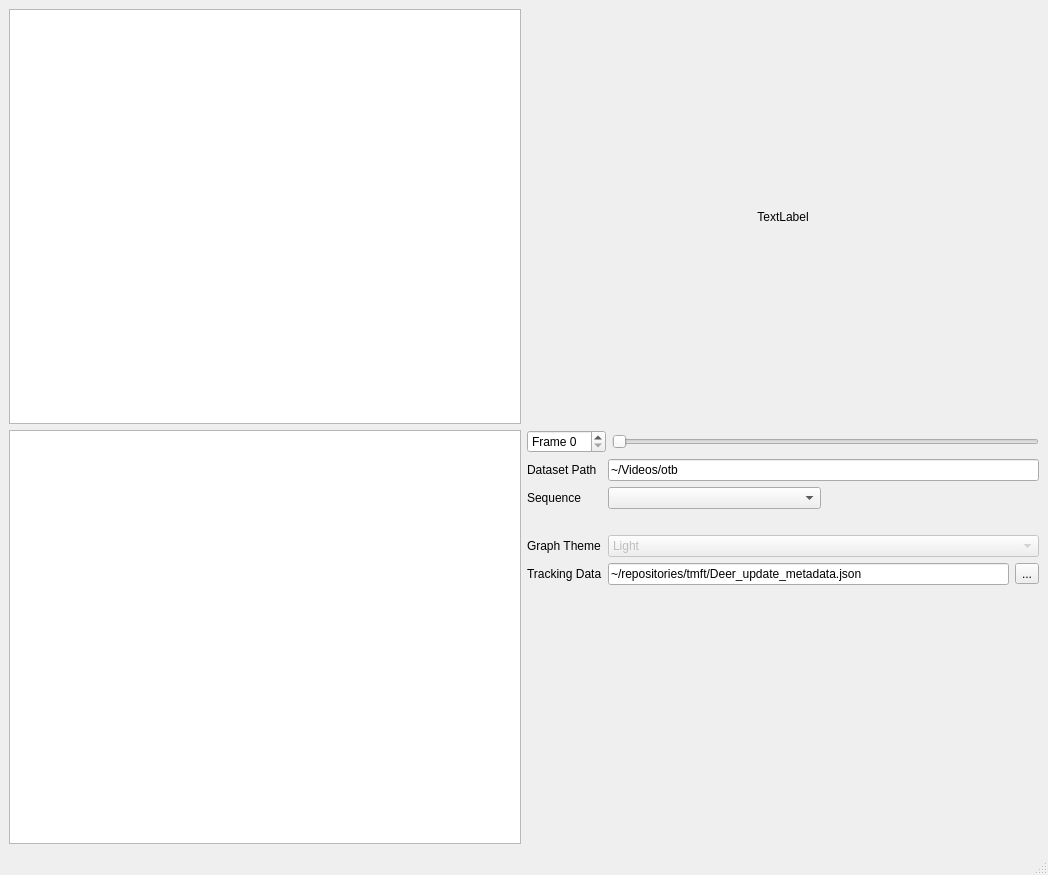
Above: tracking-analyzer/gui/main_window.ui from brobeson/tracking-analyzer before the change. Below: the same form after it.
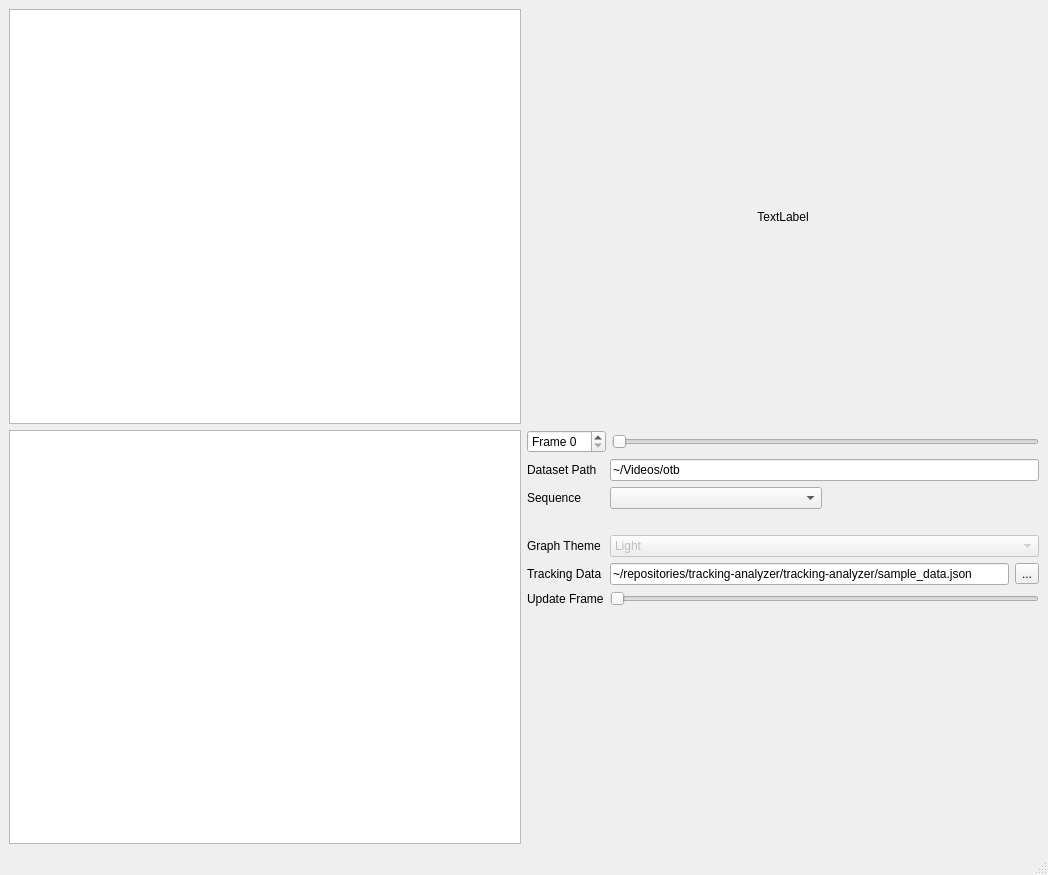
That is the form after the change. Icons and pictures are not drawn. Custom widgets are drawn as their Qt base class.

Commit message:
Connect training data to frame display
When training data is loaded, the frame display jumps to the
training data's sequence. When the user moves the training
data frame slider, the frame display, slider, and spin box
advance to the update frame.

```diff
--- a/tracking-analyzer/gui/main_window.ui
+++ b/tracking-analyzer/gui/main_window.ui
@@ -161,7 +161,7 @@
           <item>
            <widget class="QLineEdit" name="results_path">
             <property name="text">
-             <string>~/repositories/tmft/Deer_update_metadata.json</string>
+             <string>~/repositories/tracking-analyzer/tracking-analyzer/sample_data.json</string>
             </property>
            </widget>
           </item>
@@ -185,6 +185,23 @@
           </property>
          </widget>
         </item>
+        <item row="5" column="0">
+         <widget class="QLabel" name="label">
+          <property name="text">
+           <string>Update Frame</string>
+          </property>
+         </widget>
+        </item>
+        <item row="5" column="1">
+         <widget class="QSlider" name="update_frame_slider">
+          <property name="enabled">
+           <bool>false</bool>
+          </property>
+          <property name="orientation">
+           <enum>Qt::Horizontal</enum>
+          </property>
+         </widget>
+        </item>
        </layout>
       </item>
       <item>
```
The commit also changes 2 other files.
